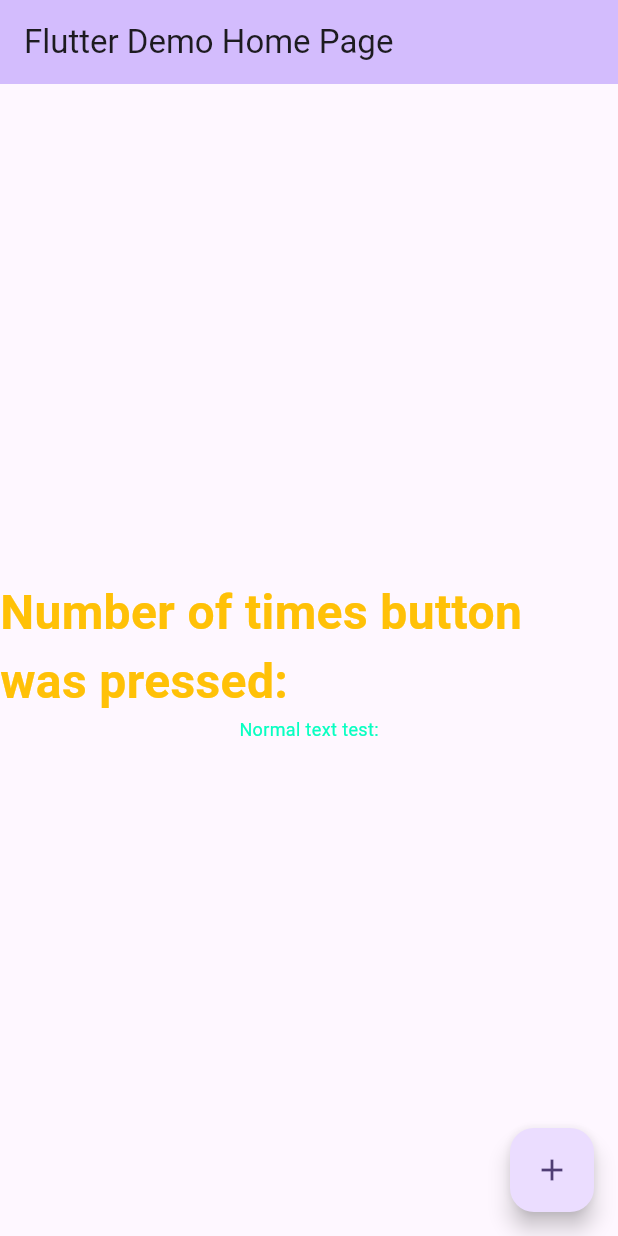
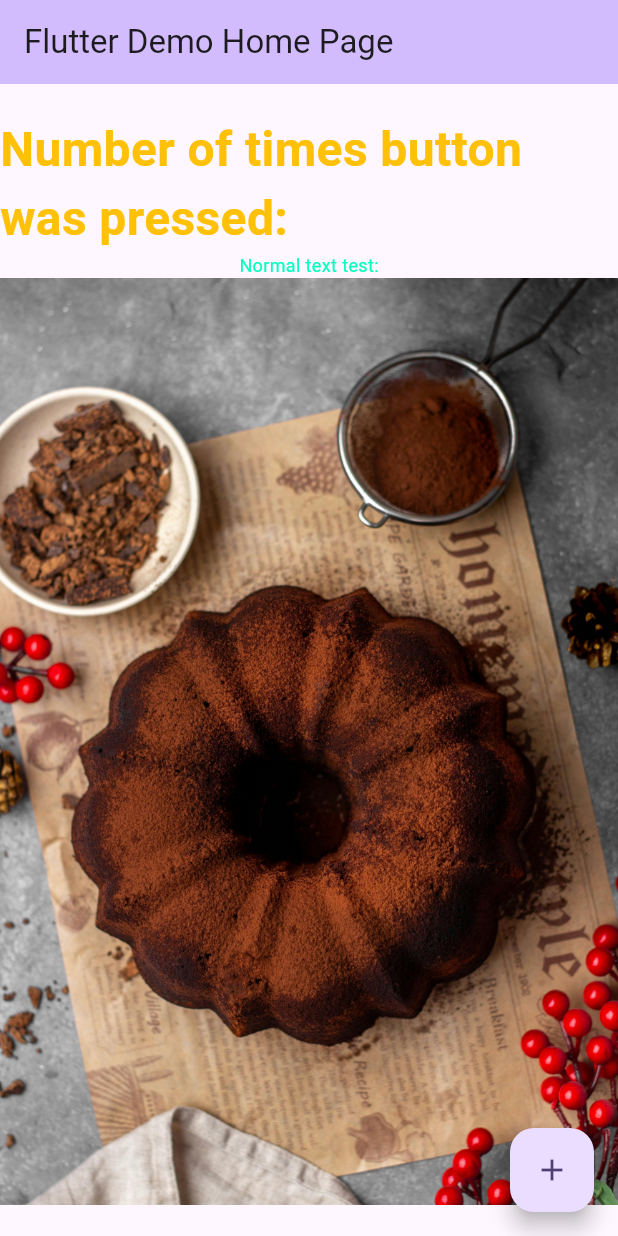
Before and after one commit to AssumptaMw/flutterlearn, a Flutter app: the screen it shows after launch, on a phone screen of 412 x 824 dp. Run offline on Flutter 3.47's test engine with Material 3 defaults, Android fonts, the phone set to English and light mode, and no system bars.

Commit message:
image widget add

```diff
--- a/lib/myhomepage.dart
+++ b/lib/myhomepage.dart
@@ -1,6 +1,7 @@
 import 'package:flutter/material.dart';
 
 import './widgets/text.dart';
+import './widgets/image.dart';
 
 class MyHomePage extends StatefulWidget {
   const MyHomePage({super.key, required this.title});
@@ -32,6 +33,7 @@ class _MyHomePageState extends State<MyHomePage> {
           children: <Widget>[
            TextWidget(displayText: "Number of times button was pressed:", styleVariant: 'title',),
            TextWidget(displayText: "Normal text test:", styleVariant: 'sub-title',),
+           ImageWidget(imageNumber: 2,)
           ],
         ),
       ),
--- /dev/null
+++ b/lib/widgets/image.dart
@@ -0,0 +1,16 @@
+import 'package:flutter/material.dart';
+
+class ImageWidget extends StatelessWidget {
+  const ImageWidget({super.key, required this.imageNumber});
+  final int imageNumber;
+
+  @override
+  Widget build(BuildContext context) {
+    String imageName = '';
+    switch(imageNumber){
+        case 1:{imageName = 'cake 1';}
+        case 2:{imageName = 'cake 2';}
+    }
+    return Image(image: AssetImage('assets/$imageName.jpg'));
+  }
+}
--- a/pubspec.yaml
+++ b/pubspec.yaml
@@ -59,7 +59,8 @@ flutter:
   uses-material-design: true
 
   # To add assets to your application, add an assets section, like this:
-  # assets:
+  assets:
+    - assets/
   #   - images/a_dot_burr.jpeg
   #   - images/a_dot_ham.jpeg
 
```
Also changed, not shown: assets/cake 1.jpg (added), assets/cake 2.jpg (added), pubspec.lock.
